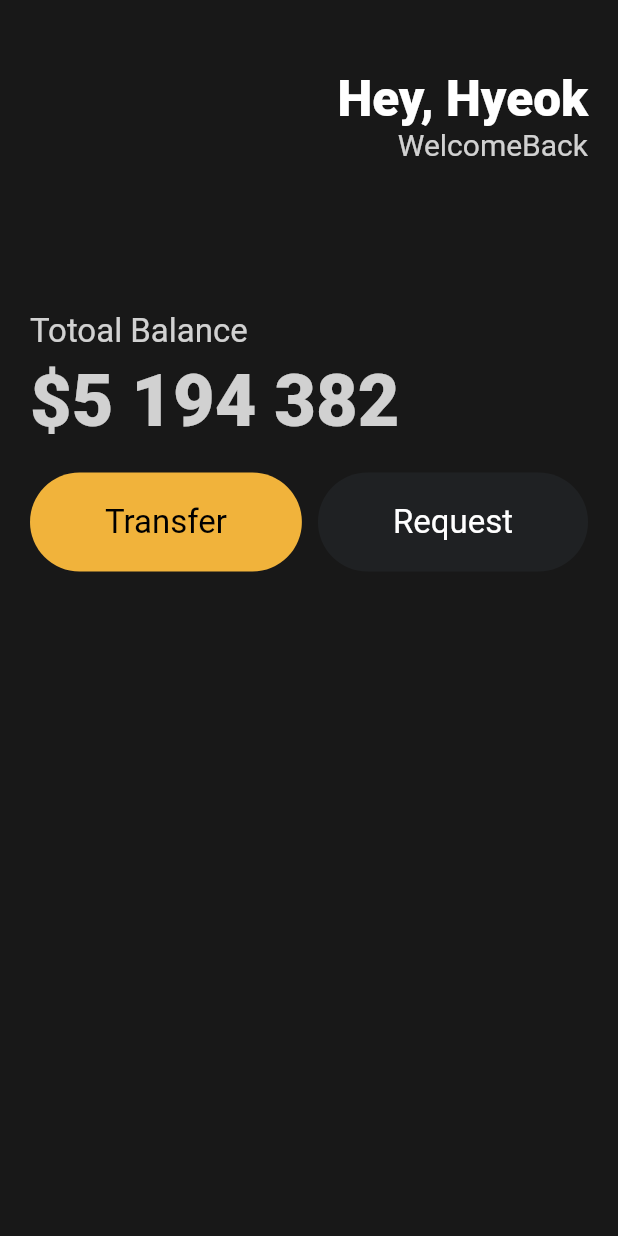
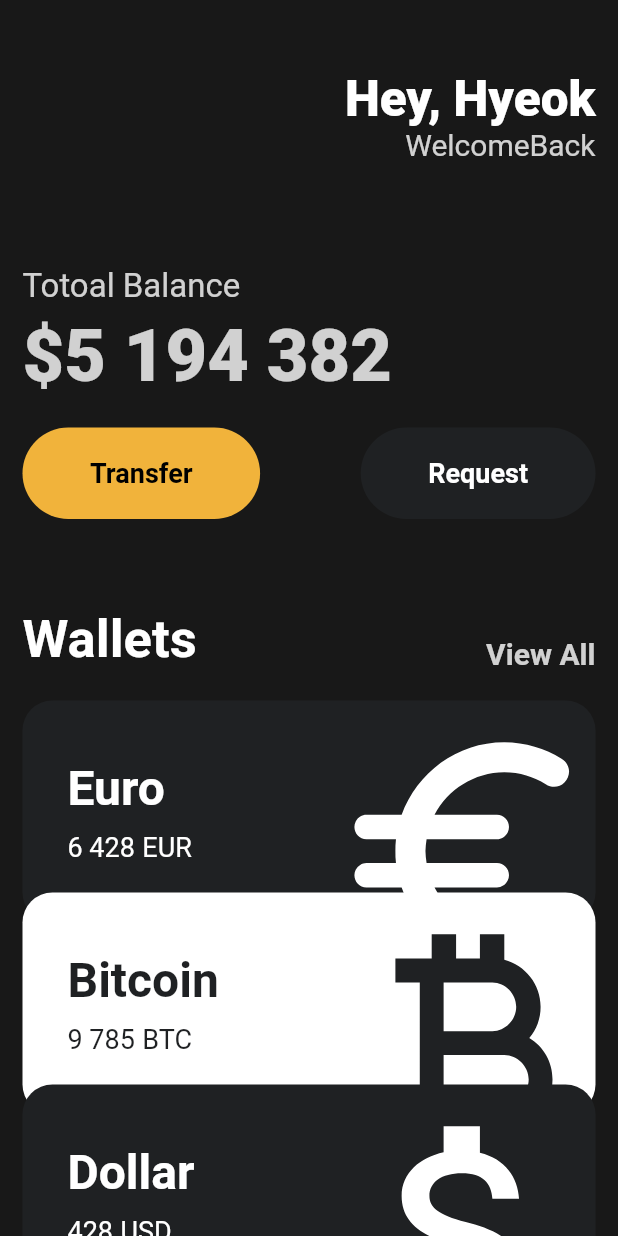
Before and after one commit to WHS95/Flutter_1st, a Flutter app: the screen it shows after launch, on a phone screen of 412 x 824 dp. Run offline on Flutter 3.47's test engine with Material 2 defaults, Android fonts, the phone set to English and light mode, and no system bars.

Commit message:
first flutter prc_project

```diff
--- a/lib/main.dart
+++ b/lib/main.dart
@@ -1,5 +1,6 @@
 import 'package:flutter/material.dart';
 import 'package:toonflix/widgets/Button.dart';
+import 'package:toonflix/widgets/currency_card.dart';
 
 class Player {
   String name = 'nico';
@@ -17,8 +18,9 @@ class App extends StatelessWidget {
     return MaterialApp(
       home: Scaffold(
         backgroundColor: const Color(0xFF181818),
-        body: Padding(
-          padding: const EdgeInsets.symmetric(horizontal: 20),
+        body: SingleChildScrollView(
+          child: Padding(
+            padding: const EdgeInsets.symmetric(horizontal: 15),
             child: Column(
               crossAxisAlignment: CrossAxisAlignment.start,
               children: [
@@ -51,7 +53,7 @@ class App extends StatelessWidget {
                   ],
                 ),
                 const SizedBox(
-                height: 100,
+                  height: 70,
                 ),
                 Text(
                   'Totoal Balance',
@@ -81,10 +83,60 @@ class App extends StatelessWidget {
                     Button(
                       text: 'Request',
                       bgColor: Color(0xFF1F2123),
-                      textColor: Colors.white),
+                      textColor: Colors.white,
+                    ),
                   ],
+                ),
+                const SizedBox(
+                  height: 60,
+                ),
+                Row(
+                  crossAxisAlignment: CrossAxisAlignment.end,
+                  mainAxisAlignment: MainAxisAlignment.spaceBetween,
+                  children: [
+                    const Text(
+                      'Wallets',
+                      style: TextStyle(
+                          fontSize: 35,
+                          fontWeight: FontWeight.w600,
+                          color: Colors.white),
+                    ),
+                    Text(
+                      'View All',
+                      style: TextStyle(
+                          fontSize: 20,
+                          color: Colors.white.withOpacity(0.8),
+                          fontWeight: FontWeight.w600),
                     )
                   ],
+                ),
+                const SizedBox(
+                  height: 20,
+                ),
+                const CurrencyCard(
+                  name: 'Euro',
+                  code: 'EUR',
+                  amount: '6 428',
+                  icon: Icons.euro_rounded,
+                  isInverted: false,
+                  offset: 0,
+                ),
+                const CurrencyCard(
+                    name: 'Bitcoin',
+                    code: 'BTC',
+                    amount: '9 785',
+                    icon: Icons.currency_bitcoin,
+                    isInverted: true,
+                    offset: -20),
+                const CurrencyCard(
+                    name: 'Dollar',
+                    code: 'USD',
+                    amount: '428',
+                    icon: Icons.attach_money_outlined,
+                    isInverted: false,
+                    offset: -40),
+              ],
+            ),
           ),
         ),
       ),
--- a/lib/widgets/button.dart
+++ b/lib/widgets/button.dart
@@ -5,11 +5,13 @@ class Button extends StatelessWidget {
   final Color bgColor;
   final Color textColor;
 
+
   const Button(
       {super.key,
       required this.text,
       required this.bgColor,
-      required this.textColor});
+      required this.textColor,
+      });
 
   @override
   Widget build(BuildContext context) {
@@ -19,14 +21,12 @@ class Button extends StatelessWidget {
       child: Padding(
         padding: const EdgeInsets.symmetric(
           vertical: 20,
-          horizontal: 50,
+          horizontal: 45,
         ),
         child: Text(
           text,
           style: TextStyle(
-            color: textColor,
-            fontSize: 22,
-          ),
+              color: textColor, fontSize: 18, fontWeight: FontWeight.w600),
         ),
       ),
     );
--- /dev/null
+++ b/lib/widgets/currency_card.dart
@@ -0,0 +1,87 @@
+import 'package:flutter/material.dart';
+
+class CurrencyCard extends StatelessWidget {
+  final String name, code, amount;
+  final IconData icon;
+  final bool isInverted;
+  final double offset;
+
+  final _blackColor = const Color(0xFF1F2123);
+
+  const CurrencyCard(
+      {super.key,
+      required this.name,
+      required this.code,
+      required this.amount,
+      required this.icon,
+      required this.isInverted,
+      required this.offset});
+
+  @override
+  Widget build(BuildContext context) {
+    return Transform.translate(
+      offset: Offset(0, offset),
+      child: Container(
+        clipBehavior: Clip.hardEdge, //container에서 넘쳐나는 부분 제거 가능
+        decoration: BoxDecoration(
+            color: isInverted ? Colors.white : _blackColor,
+            borderRadius: BorderRadius.circular(20)),
+        child: Padding(
+          padding: const EdgeInsets.all(30),
+          child: Row(
+            mainAxisAlignment: MainAxisAlignment.spaceBetween,
+            children: [
+              Column(
+                crossAxisAlignment: CrossAxisAlignment.start,
+                children: [
+                  Text(
+                    name,
+                    style: TextStyle(
+                        color: isInverted ? _blackColor : Colors.white,
+                        fontSize: 32,
+                        fontWeight: FontWeight.w700),
+                  ),
+                  const SizedBox(
+                    height: 10,
+                  ),
+                  Row(
+                    children: [
+                      Text(
+                        amount,
+                        style: TextStyle(
+                          color: isInverted ? _blackColor : Colors.white,
+                          fontSize: 18,
+                        ),
+                      ),
+                      const SizedBox(
+                        width: 5,
+                      ),
+                      Text(
+                        code,
+                        style: TextStyle(
+                          color: isInverted ? _blackColor : Colors.white,
+                          fontSize: 18,
+                        ),
+                      )
+                    ],
+                  ),
+                ],
+              ),
+              Transform.scale(
+                scale: 2.2,
+                child: Transform.translate(
+                  offset: const Offset(-5, 12),
+                  child: Icon(
+                    icon,
+                    color: isInverted ? _blackColor : Colors.white,
+                    size: 88,
+                  ),
+                ),
+              )
+            ],
+          ),
+        ),
+      ),
+    );
+  }
+}
```
Lines whose indentation alone changed are shown as unchanged.
